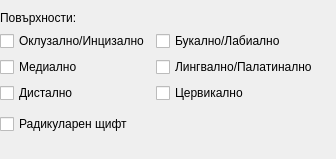
Old version of the form src/View/SubWidgets/SurfaceSelector.ui in the repository thefinalcutbg/DinoDent.
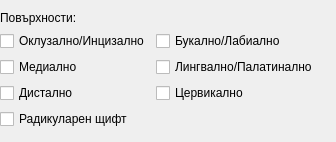
New version of the form.

Diff of the .ui file:
```diff
--- a/src/View/SubWidgets/SurfaceSelector.ui
+++ b/src/View/SubWidgets/SurfaceSelector.ui
@@ -7,7 +7,7 @@
     <x>0</x>
     <y>0</y>
     <width>336</width>
-    <height>159</height>
+    <height>142</height>
    </rect>
   </property>
   <property name="windowTitle">
@@ -19,6 +19,12 @@
    </property>
    <item>
     <widget class="QLabel" name="surfaceLabel">
+     <property name="sizePolicy">
+      <sizepolicy hsizetype="Preferred" vsizetype="Fixed">
+       <horstretch>0</horstretch>
+       <verstretch>0</verstretch>
+      </sizepolicy>
+     </property>
      <property name="text">
       <string>Повърхности:</string>
      </property>
@@ -49,42 +55,6 @@
          </property>
         </widget>
        </item>
-       <item>
-        <spacer name="verticalSpacer_6">
-         <property name="orientation">
-          <enum>Qt::Vertical</enum>
-         </property>
-         <property name="sizeType">
-          <enum>QSizePolicy::Fixed</enum>
-         </property>
-         <property name="sizeHint" stdset="0">
-          <size>
-           <width>20</width>
-           <height>5</height>
-          </size>
-         </property>
-        </spacer>
-       </item>
-       <item>
-        <widget class="QCheckBox" name="postCheck">
-         <property name="text">
-          <string>Радикуларен щифт</string>
-         </property>
-        </widget>
-       </item>
-       <item>
-        <spacer name="verticalSpacer_7">
-         <property name="orientation">
-          <enum>Qt::Vertical</enum>
-         </property>
-         <property name="sizeHint" stdset="0">
-          <size>
-           <width>20</width>
-           <height>40</height>
-          </size>
-         </property>
-        </spacer>
-       </item>
       </layout>
      </item>
      <item>
@@ -110,19 +80,6 @@
          </property>
         </widget>
        </item>
-       <item>
-        <spacer name="verticalSpacer_3">
-         <property name="orientation">
-          <enum>Qt::Vertical</enum>
-         </property>
-         <property name="sizeHint" stdset="0">
-          <size>
-           <width>20</width>
-           <height>40</height>
-          </size>
-         </property>
-        </spacer>
-       </item>
       </layout>
      </item>
      <item>
@@ -140,6 +97,13 @@
      </item>
     </layout>
    </item>
+   <item>
+    <widget class="QCheckBox" name="postCheck">
+     <property name="text">
+      <string>Радикуларен щифт</string>
+     </property>
+    </widget>
+   </item>
   </layout>
  </widget>
  <layoutdefault spacing="6" margin="11"/>
```
